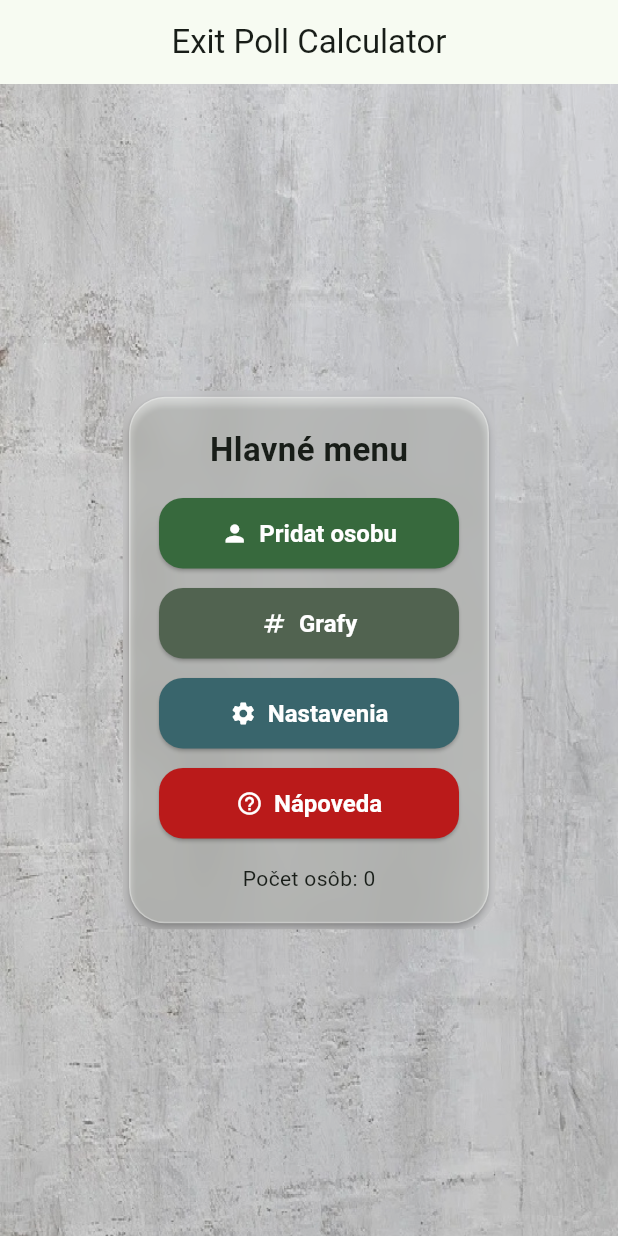
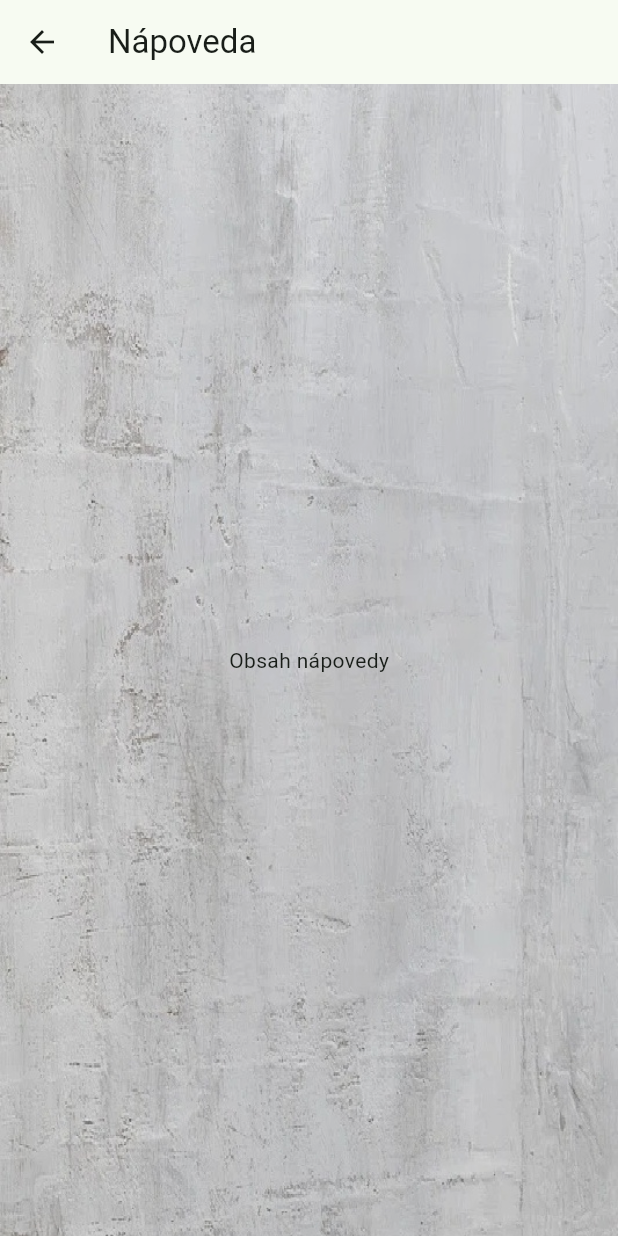
Before and after one commit to S4B4T0N/ExpitPollRequest, a Flutter app: the screen it shows after launch, after a tap on "Nápoveda", on a phone screen of 412 x 824 dp. Run offline on Flutter 3.47's test engine with Material 3 defaults, Android fonts, the phone set to English and light mode, and no system bars; our stand-ins replace pie_chart, sqflite; accounts and stored records are empty.

Commit message:
zalozenie novej obrazovky napoveda v subore napoveda.dart napojenie na tlacitko napoveda v hlavnom menu

```diff
--- a/lib/main.dart
+++ b/lib/main.dart
@@ -6,6 +6,7 @@ import 'package:exit_poll_request/screens/nastavenia.dart';
 import 'package:exit_poll_request/data/people_store.dart';
 import 'package:exit_poll_request/data/app_db.dart';
 import 'dart:math';
+import 'package:exit_poll_request/screens/napoveda.dart';
 
 final themeMode = ValueNotifier<ThemeMode>(ThemeMode.system);
 
@@ -159,7 +160,11 @@ class _HomeScreenState extends State<HomeScreen> {
                           icon: Icons.help_outline,
                           label: 'Nápoveda',
                           color: cs.error,
-                          onTap: () {},
+                          onTap: () => Navigator.of(context).push(
+                            MaterialPageRoute(
+                              builder: (_) => const NapovedaScreen(),
+                            ),
+                          ),
                         ),
                       ],
                     ),
--- /dev/null
+++ b/lib/screens/napoveda.dart
@@ -0,0 +1,20 @@
+import 'package:flutter/material.dart';
+
+class NapovedaScreen extends StatelessWidget {
+  const NapovedaScreen({super.key});
+
+  @override
+  Widget build(BuildContext context) {
+    return Scaffold(
+      appBar: AppBar(title: const Text('Nápoveda')),
+      body: Stack(
+        fit: StackFit.expand,
+        children: [
+          Image.asset('assets/pozadie/pozadie.jpg', fit: BoxFit.cover),
+          Container(color: const Color.fromRGBO(0, 0, 0, 0.12)),
+          const Center(child: Text('Obsah nápovedy')),
+        ],
+      ),
+    );
+  }
+}
--- a/lib/screens/pridaj_osobu.dart
+++ b/lib/screens/pridaj_osobu.dart
@@ -107,7 +107,7 @@ class _PridajOsobuState extends State<PridajOsobu> {
 
                     // DEPRECATED fix: initialValue namiesto value
                     DropdownButtonFormField<String>(
-                      initialValue: _kraj,
+                      value: _kraj,
                       items: kraje
                           .map(
                             (k) => DropdownMenuItem(value: k, child: Text(k)),
@@ -124,7 +124,7 @@ class _PridajOsobuState extends State<PridajOsobu> {
 
                     // DEPRECATED fix: initialValue namiesto value
                     DropdownButtonFormField<String>(
-                      initialValue: _okres,
+                      value: _okres,
                       items:
                           (_kraj == null
                                   ? const <String>[]
@@ -141,7 +141,7 @@ class _PridajOsobuState extends State<PridajOsobu> {
                     const SizedBox(height: 12),
 
                     DropdownButtonFormField<String>(
-                      initialValue: _zvolenaStrana,
+                      value: _zvolenaStrana,
                       items: _strany
                           .map(
                             (s) => DropdownMenuItem(value: s, child: Text(s)),
```
Also changed, not shown: pubspec.lock.
